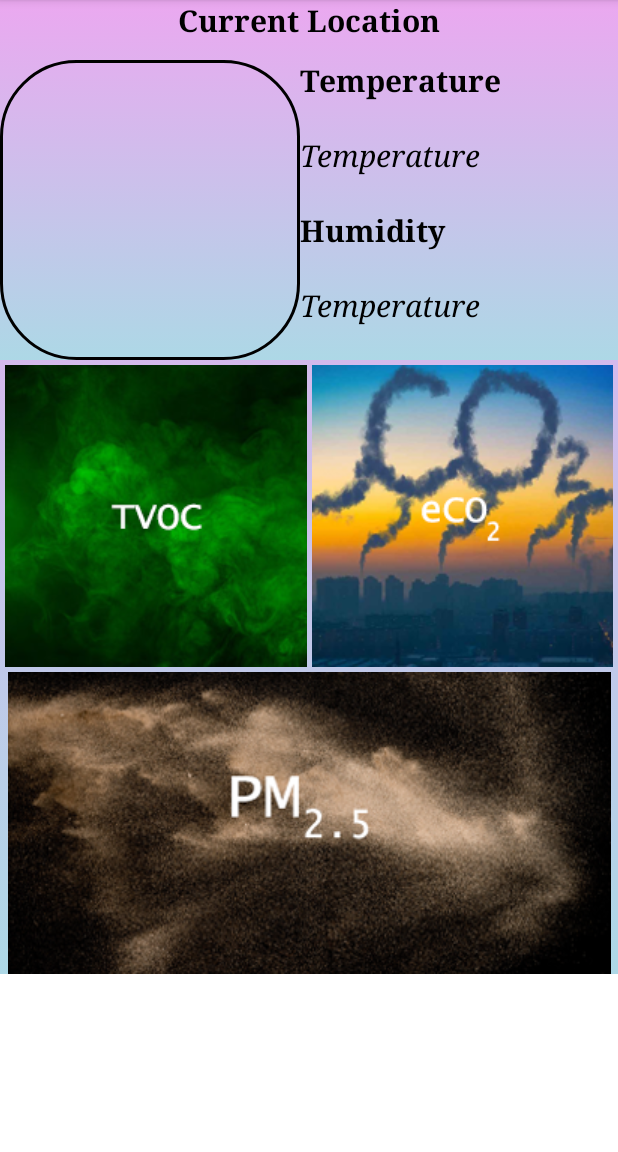
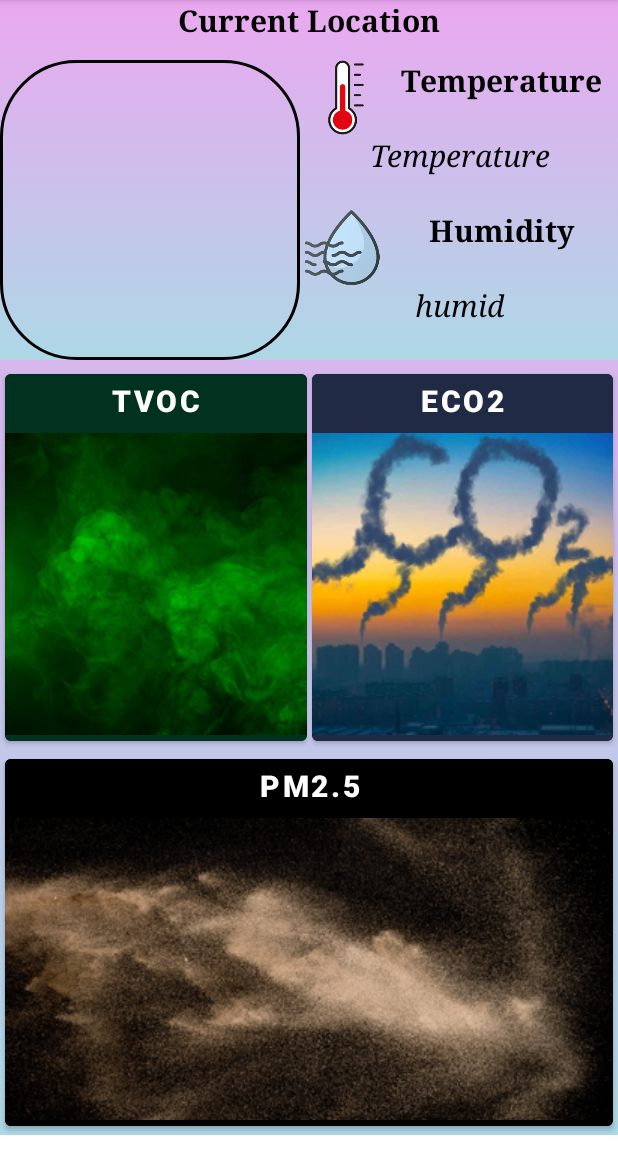
Before and after one commit to dungly7929/AirQuality, an Android app: the MainActivity screen opened directly, with no data from a screen before it, on a phone screen of 412 x 824 dp, the part 84-1236 px from its top. Run offline under Robolectric (Android 15) with nearby library versions, the phone set to English and light mode, and no system bars.

Commit message:
Main layout changes with imagebutton

```diff
--- a/app/src/main/java/ca/cheems/iotproject/MainActivity.java
+++ b/app/src/main/java/ca/cheems/iotproject/MainActivity.java
@@ -2,13 +2,59 @@ package ca.cheems.iotproject;
 
 import androidx.appcompat.app.AppCompatActivity;
 
+import android.content.Intent;
 import android.os.Bundle;
+import android.view.View;
+import android.widget.Button;
+import android.widget.ImageButton;
 
 public class MainActivity extends AppCompatActivity {
+
+    Button pm25, tvoc, eCO2;
 
     @Override
     protected void onCreate(Bundle savedInstanceState) {
         super.onCreate(savedInstanceState);
         setContentView(R.layout.activity_main);
+
+        pm25 = (Button) findViewById(R.id.pm25button);
+        tvoc = (Button) findViewById(R.id.tvocbutton);
+        eCO2 = (Button) findViewById(R.id.eCO2button);
+
+        pm25.setOnClickListener(new View.OnClickListener() {
+            @Override
+            public void onClick(View view) {
+                openPM25activity();
+            }
+        });
+
+        tvoc.setOnClickListener(new View.OnClickListener() {
+            @Override
+            public void onClick(View view) {
+                openTVOCactivity();
+            }
+        });
+
+        eCO2.setOnClickListener(new View.OnClickListener() {
+            @Override
+            public void onClick(View view) {
+                openeCO2activity();
+            }
+        });
+    }
+
+    public void openeCO2activity(){
+        Intent intent = new Intent(this, eCO2Activity.class);
+        startActivity(intent);
+    }
+
+    public void openTVOCactivity() {
+        Intent intent = new Intent(this, tvocActivity.class);
+        startActivity(intent);
+    }
+
+    public void openPM25activity(){
+        Intent intent = new Intent(this, pm25Activity.class);
+        startActivity(intent);
     }
 }
--- a/app/src/main/res/layout/activity_main.xml
+++ b/app/src/main/res/layout/activity_main.xml
@@ -43,6 +43,19 @@
                     android:layout_width="match_parent"
                     android:layout_height="match_parent"
                     android:orientation="vertical">
+                    <LinearLayout
+                        android:layout_width="match_parent"
+                        android:layout_height="wrap_content"
+                        android:orientation="horizontal"
+                        android:weightSum="2">
+
+                        <ImageView
+                            android:layout_width="112dp"
+                            android:layout_height="match_parent"
+                            android:layout_weight="1"
+                            android:src="@drawable/hot">
+                        </ImageView>
+
                         <TextView
                             android:id="@+id/aq_temp_banner"
                             android:layout_width="match_parent"
@@ -51,8 +64,12 @@
                             android:textColor="@color/black"
                             android:textSize="20dp"
                             android:fontFamily="serif"
-                        android:textStyle="bold">
+                            android:textAlignment="center"
+                            android:textStyle="bold"
+                            android:layout_weight="1">
                         </TextView>
+
+                    </LinearLayout>
 
                     <TextView
                         android:id="@+id/aq_temp"
@@ -62,33 +79,51 @@
                         android:textColor="@color/black"
                         android:textSize="20dp"
                         android:fontFamily="serif"
-                        android:textStyle="italic">
+                        android:textStyle="italic"
+                        android:textAlignment="center">
                     </TextView>
+
+                    <LinearLayout
+                        android:layout_width="match_parent"
+                        android:layout_height="wrap_content"
+                        android:orientation="horizontal"
+                        android:weightSum="2">
+
+                        <ImageView
+                            android:layout_width="112dp"
+                            android:layout_height="match_parent"
+                            android:layout_weight="1"
+                            android:src="@drawable/humidity">
+                        </ImageView>
 
                         <TextView
                             android:id="@+id/aq_humd_banner"
+                            android:layout_height="50dp"
                             android:layout_width="match_parent"
-                        android:layout_height="50dp"
                             android:text="Humidity"
                             android:textColor="@color/black"
                             android:textSize="20dp"
                             android:fontFamily="serif"
                             android:textStyle="bold"
-                        >
+                            android:textAlignment="center"
+                            android:layout_weight="1">
                         </TextView>
+
+                    </LinearLayout>
 
                     <TextView
                         android:id="@+id/aq_humd"
                         android:layout_width="match_parent"
                         android:layout_height="50dp"
-                        android:text="Temperature"
+                        android:text="humid"
                         android:textColor="@color/black"
                         android:textSize="20dp"
                         android:fontFamily="serif"
-                        android:textStyle="italic">
+                        android:textStyle="italic"
+                        android:textAlignment="center">
                     </TextView>
+
                 </LinearLayout>
-
             </LinearLayout>
 
         </LinearLayout>
@@ -111,29 +146,35 @@
                                 <View
                                     android:layout_width="3dp"
                                     android:layout_height="201dp"/>
-                                <ImageButton
+                                <Button
+                                    android:id="@+id/tvocbutton"
                                     android:layout_width="201dp"
-                                    android:layout_height="201dp"
+                                    android:layout_height="wrap_content"
+                                    android:text="tVOC"
                                     android:textSize="20dp"
-                                    android:textColor="@color/black"
+                                    android:textColor="@color/white"
                                     android:textStyle="bold"
+                                    android:textAlignment="center"
                                     android:layout_weight="1"
-                                    android:src="@drawable/greengas"
+                                    android:drawableBottom="@drawable/greengas"
+                                    android:backgroundTint="#013220"
                                     >
-                                </ImageButton>
+                                </Button>
                                 <View
                                     android:layout_width="3dp"
                                     android:layout_height="201dp"/>
-                                <ImageButton
+                                <Button
+                                    android:id="@+id/eCO2button"
                                     android:layout_width="201dp"
-                                    android:layout_height="201dp"
+                                    android:layout_height="wrap_content"
                                     android:text="ECO2"
                                     android:textSize="20dp"
-                                    android:textColor="@color/black"
+                                    android:textColor="@color/white"
                                     android:textStyle="bold"
                                     android:layout_weight="1"
-                                    android:src="@drawable/eco2">
-                                </ImageButton>
+                                    android:drawableBottom="@drawable/eco2"
+                                    android:backgroundTint="#202A44">
+                                </Button>
                                 <View
                                     android:layout_width="3dp"
                                     android:layout_height="201dp"/>
@@ -143,10 +184,7 @@
     android:layout_width="match_parent"
     android:layout_height="match_parent"
     android:orientation="vertical">
-    <View
-        android:layout_width="1dp"
-        android:layout_height="3dp"
-        />
+
     <LinearLayout
         android:layout_width="match_parent"
         android:layout_height="match_parent"
@@ -157,16 +195,18 @@
             android:layout_width="3dp"
             android:layout_height="201dp"
             />
-        <ImageButton
+        <Button
+            android:id="@+id/pm25button"
             android:layout_width="405dp"
-            android:layout_height="201dp"
+            android:layout_height="wrap_content"
             android:text="PM2.5"
             android:textAlignment="center"
-            android:textColor="@color/black"
+            android:textColor="@color/white"
             android:textSize="20dp"
             android:textStyle="bold"
-            android:src="@drawable/dust">
-        </ImageButton>
+            android:backgroundTint="@color/black"
+            android:drawableBottom="@drawable/dust">
+        </Button>
 
         <View
             android:layout_width="3dp"
```
Also changed, not shown: app/src/main/AndroidManifest.xml (+10 -2 lines), app/src/main/java/ca/cheems/iotproject/eCO2Activity.java (added, +14 -0 lines), app/src/main/java/ca/cheems/iotproject/pm25Activity.java (added, +14 -0 lines), app/src/main/java/ca/cheems/iotproject/tvocActivity.java (added, +14 -0 lines), app/src/main/res/layout/activity_eco2.xml (added, +21 -0 lines), app/src/main/res/layout/activity_pm25.xml (added, +21 -0 lines), app/src/main/res/layout/activity_tvoc.xml (added, +21 -0 lines), app/src/main/res/drawable/cold.png (added), app/src/main/res/drawable/dust.png, app/src/main/res/drawable/eco2.png, app/src/main/res/drawable/greengas.png, app/src/main/res/drawable/hot.png (added), app/src/main/res/drawable/humidity.png (added). Lines whose indentation alone changed are shown as unchanged.
